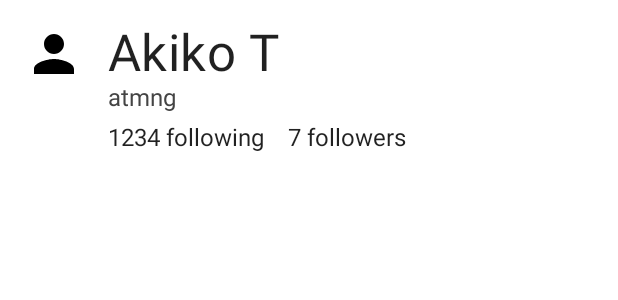
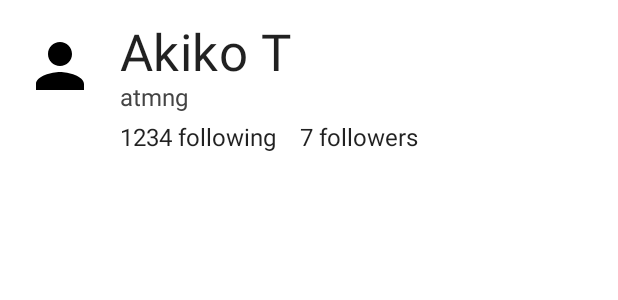
Before and after one commit to atmng/GitHubSearchApp, an Android app built with Jetpack Compose: the @Preview function UserHeaderPreview, on a phone screen of 412 x 824 dp. Shown: the top 300 px of the screen. Run offline under Robolectric (Android 15) with nearby library versions, the phone set to English and light mode, and no system bars; pictures from the network do not load.

Commit message:
add: load user icon url

```diff
--- a/app/build.gradle
+++ b/app/build.gradle
@@ -89,4 +89,7 @@ dependencies {
 
     // Custom tab
     implementation "androidx.browser:browser:1.4.0"
+
+    // Coil
+    implementation("io.coil-kt:coil-compose:2.1.0")
 }
--- a/app/src/main/java/com/atmng/githubsearchapp/model/UserModel.kt
+++ b/app/src/main/java/com/atmng/githubsearchapp/model/UserModel.kt
@@ -1,15 +1,15 @@
 package com.atmng.githubsearchapp.model
 
+import com.google.gson.annotations.SerializedName
 
 data class UserSearchResponse(
-    val items: List<User> = emptyList()
+    val items: List<User> = emptyList(),
 )
 
 data class User(
     val login: String = "",
     val id: Int = 0,
-    val avatarUrl: String = "",
-    val gravatarId: String? = null,
+    @SerializedName("avatar_url") val avatarUrl: String = "",
     val name: String? = null,
     val followers: Int = 0,
     val following: Int = 0,
--- /dev/null
+++ b/app/src/main/java/com/atmng/githubsearchapp/ui/search_user/component/UserIcon.kt
@@ -0,0 +1,35 @@
+package com.atmng.githubsearchapp.ui.search_user.component
+
+import androidx.compose.foundation.layout.size
+import androidx.compose.foundation.shape.CircleShape
+import androidx.compose.runtime.Composable
+import androidx.compose.ui.Modifier
+import androidx.compose.ui.draw.clip
+import androidx.compose.ui.platform.LocalContext
+import androidx.compose.ui.res.painterResource
+import androidx.compose.ui.unit.Dp
+import androidx.compose.ui.unit.dp
+import coil.compose.AsyncImage
+import coil.request.ImageRequest
+import com.atmng.githubsearchapp.R
+
+@Composable
+fun UserIcon(
+    modifier: Modifier = Modifier,
+    size: Dp = 40.dp,
+    imageUrl: String,
+    contentDescription: String?,
+) {
+    AsyncImage(
+        modifier = modifier
+            .size(size)
+            .clip(CircleShape),
+        model = ImageRequest.Builder(LocalContext.current)
+            .data(imageUrl)
+            .crossfade(true)
+            .build(),
+        placeholder = painterResource(id = R.drawable.ic_person),
+        error = painterResource(id = R.drawable.ic_person),
+        contentDescription = contentDescription
+    )
+}
--- a/app/src/main/java/com/atmng/githubsearchapp/ui/user_detail/UserDetailFragment.kt
+++ b/app/src/main/java/com/atmng/githubsearchapp/ui/user_detail/UserDetailFragment.kt
@@ -7,6 +7,8 @@ import android.view.View
 import android.view.ViewGroup
 import androidx.browser.customtabs.CustomTabColorSchemeParams
 import androidx.browser.customtabs.CustomTabsIntent
+import androidx.compose.foundation.layout.Spacer
+import androidx.compose.foundation.layout.height
 import androidx.compose.foundation.layout.padding
 import androidx.compose.foundation.lazy.LazyColumn
 import androidx.compose.foundation.lazy.itemsIndexed
@@ -20,6 +22,7 @@ import androidx.compose.ui.platform.ComposeView
 import androidx.compose.ui.platform.ViewCompositionStrategy
 import androidx.compose.ui.res.stringResource
 import androidx.compose.ui.tooling.preview.Preview
+import androidx.compose.ui.unit.dp
 import androidx.fragment.app.Fragment
 import androidx.fragment.app.viewModels
 import androidx.lifecycle.viewmodel.compose.viewModel
@@ -86,6 +89,9 @@ private fun UserDetailScreen(
                 item {
                     UserHeader(viewModel.uiState.displayUser!!)
                 }
+                item {
+                    Spacer(modifier = Modifier.height(16.dp))
+                }
                 itemsIndexed(viewModel.uiState.displayRepos) { index, repo ->
                     RepositoryItem(
                         repository = repo,
--- a/app/src/main/java/com/atmng/githubsearchapp/ui/user_detail/component/UserHeader.kt
+++ b/app/src/main/java/com/atmng/githubsearchapp/ui/user_detail/component/UserHeader.kt
@@ -1,25 +1,22 @@
 package com.atmng.githubsearchapp.ui.user_detail.component
 
-import androidx.compose.foundation.Image
 import androidx.compose.foundation.layout.Column
 import androidx.compose.foundation.layout.Row
 import androidx.compose.foundation.layout.Spacer
 import androidx.compose.foundation.layout.fillMaxWidth
 import androidx.compose.foundation.layout.padding
 import androidx.compose.foundation.layout.size
-import androidx.compose.foundation.shape.CircleShape
 import androidx.compose.material.MaterialTheme
 import androidx.compose.material.Text
 import androidx.compose.runtime.Composable
 import androidx.compose.ui.Modifier
-import androidx.compose.ui.draw.clip
 import androidx.compose.ui.graphics.Color
-import androidx.compose.ui.res.painterResource
 import androidx.compose.ui.res.stringResource
 import androidx.compose.ui.tooling.preview.Preview
 import androidx.compose.ui.unit.dp
 import com.atmng.githubsearchapp.R
 import com.atmng.githubsearchapp.model.User
+import com.atmng.githubsearchapp.ui.search_user.component.UserIcon
 import com.atmng.githubsearchapp.ui.theme.GitHubSearchAppTheme
 
 @Composable
@@ -32,12 +29,11 @@ fun UserHeader(
             .fillMaxWidth()
             .padding(16.dp),
     ) {
-        Image(
-            modifier = Modifier
-                .size(40.dp)
-                .clip(CircleShape),
-            painter = painterResource(R.drawable.ic_person),
-            contentDescription = user.name,
+        UserIcon(
+            modifier = Modifier.padding(top = 4.dp),
+            size = 48.dp,
+            imageUrl = user.avatarUrl,
+            contentDescription = user.name
         )
         Spacer(Modifier.size(width = 16.dp, height = 0.dp))
         Column(
```
Also changed, not shown: app/src/main/java/com/atmng/githubsearchapp/ui/search_user/component/UserItem.kt (+2 -6 lines).
